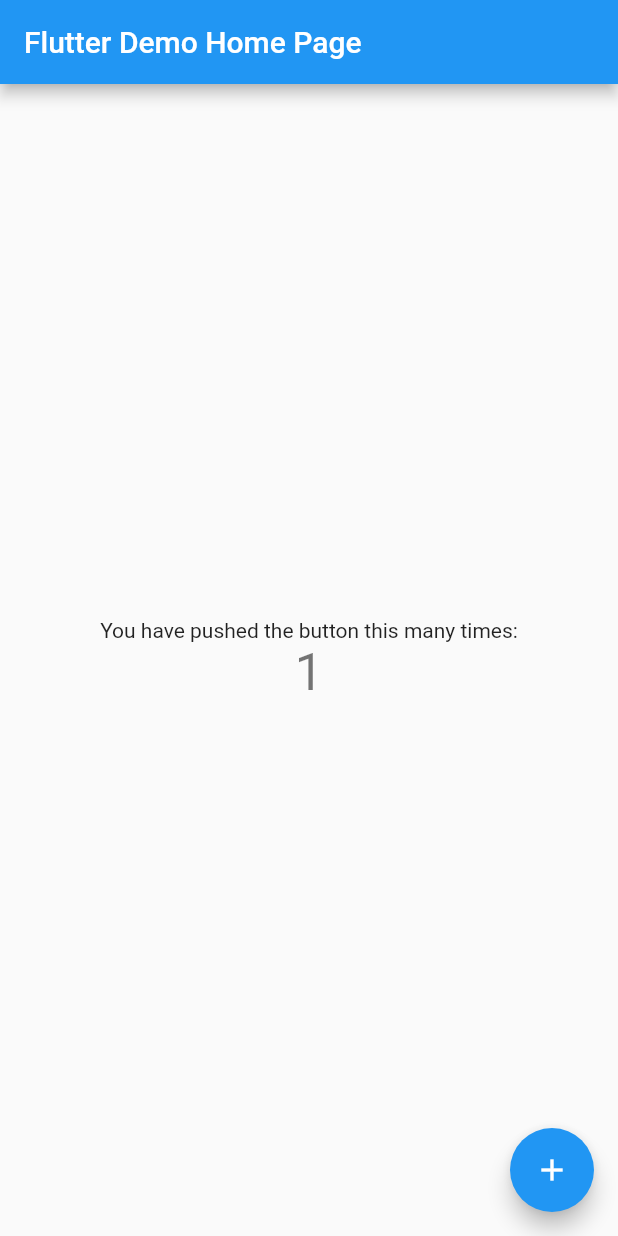
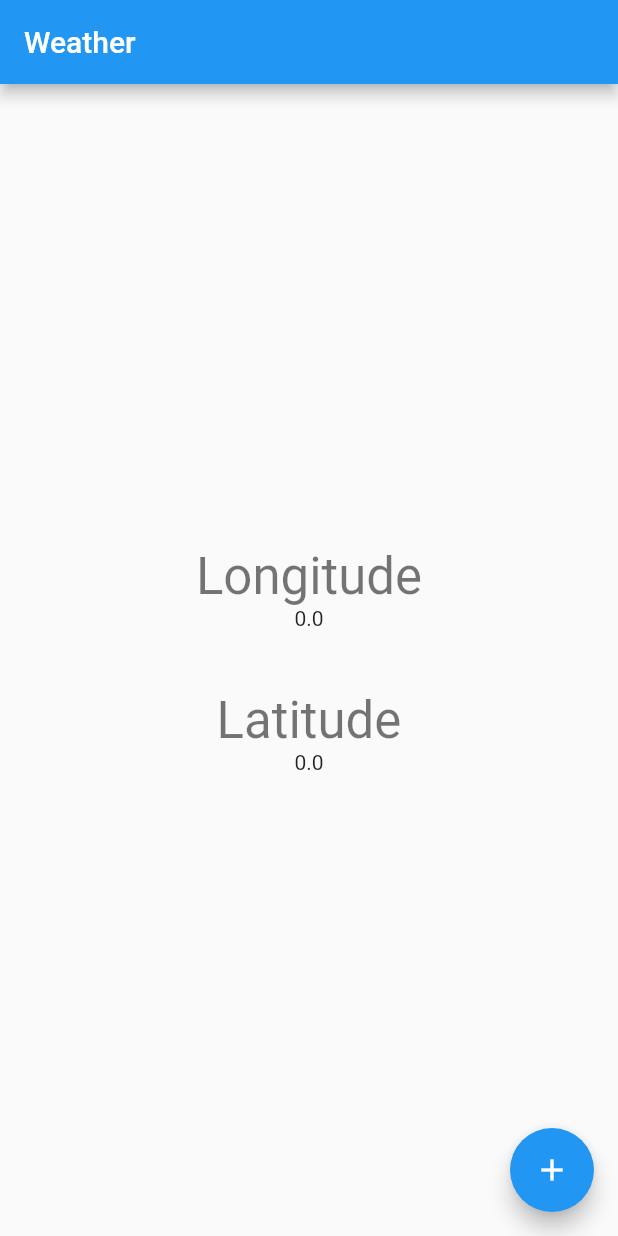
Before and after one commit to JSosna/weather, a Flutter app: the screen it shows after launch, after a tap on the "add" icon, on a phone screen of 412 x 824 dp. Run offline on Flutter 3.47's test engine with Material 2 defaults, Android fonts, the phone set to English and light mode, and no system bars; our stand-ins replace location.

Commit message:
Find longitude and latitude using location package

```diff
--- a/lib/main.dart
+++ b/lib/main.dart
@@ -1,43 +1,26 @@
 import 'package:flutter/material.dart';
+import 'package:location/location.dart';
 
 void main() {
   runApp(MyApp());
 }
 
 class MyApp extends StatelessWidget {
-  // This widget is the root of your application.
   @override
   Widget build(BuildContext context) {
     return MaterialApp(
-      title: 'Flutter Demo',
+      debugShowCheckedModeBanner: false,
+      title: 'Weather',
       theme: ThemeData(
-        // This is the theme of your application.
-        //
-        // Try running your application with "flutter run". You'll see the
-        // application has a blue toolbar. Then, without quitting the app, try
-        // changing the primarySwatch below to Colors.green and then invoke
-        // "hot reload" (press "r" in the console where you ran "flutter run",
-        // or simply save your changes to "hot reload" in a Flutter IDE).
-        // Notice that the counter didn't reset back to zero; the application
-        // is not restarted.
         primarySwatch: Colors.blue,
       ),
-      home: MyHomePage(title: 'Flutter Demo Home Page'),
+      home: MyHomePage(title: 'Weather'),
     );
   }
 }
 
 class MyHomePage extends StatefulWidget {
   MyHomePage({Key key, this.title}) : super(key: key);
-
-  // This widget is the home page of your application. It is stateful, meaning
-  // that it has a State object (defined below) that contains fields that affect
-  // how it looks.
-
-  // This class is the configuration for the state. It holds the values (in this
-  // case the title) provided by the parent (in this case the App widget) and
-  // used by the build method of the State. Fields in a Widget subclass are
-  // always marked "final".
 
   final String title;
 
@@ -46,68 +29,74 @@ class MyHomePage extends StatefulWidget {
 }
 
 class _MyHomePageState extends State<MyHomePage> {
-  int _counter = 0;
+  double _longitude = 0;
+  double _latitude = 0;
 
-  void _incrementCounter() {
+  void _getLocation() async {
+    Location location = new Location();
+
+    bool _serviceEnabled;
+    PermissionStatus _permissionGranted;
+    LocationData _locationData;
+
+    _serviceEnabled = await location.serviceEnabled();
+    if (!_serviceEnabled) {
+      _serviceEnabled = await location.requestService();
+      if (!_serviceEnabled) {
+        return;
+      }
+    }
+
+    _permissionGranted = await location.hasPermission();
+    if (_permissionGranted == PermissionStatus.denied) {
+      _permissionGranted = await location.requestPermission();
+      if (_permissionGranted != PermissionStatus.granted) {
+        return;
+      }
+    }
+
+    _locationData = await location.getLocation();
+
     setState(() {
-      // This call to setState tells the Flutter framework that something has
-      // changed in this State, which causes it to rerun the build method below
-      // so that the display can reflect the updated values. If we changed
-      // _counter without calling setState(), then the build method would not be
-      // called again, and so nothing would appear to happen.
-      _counter++;
+      _longitude = _locationData.longitude;
+      _latitude = _locationData.latitude;
     });
+
   }
 
   @override
   Widget build(BuildContext context) {
-    // This method is rerun every time setState is called, for instance as done
-    // by the _incrementCounter method above.
-    //
-    // The Flutter framework has been optimized to make rerunning build methods
-    // fast, so that you can just rebuild anything that needs updating rather
-    // than having to individually change instances of widgets.
     return Scaffold(
       appBar: AppBar(
-        // Here we take the value from the MyHomePage object that was created by
-        // the App.build method, and use it to set our appbar title.
         title: Text(widget.title),
       ),
       body: Center(
-        // Center is a layout widget. It takes a single child and positions it
-        // in the middle of the parent.
         child: Column(
-          // Column is also a layout widget. It takes a list of children and
-          // arranges them vertically. By default, it sizes itself to fit its
-          // children horizontally, and tries to be as tall as its parent.
-          //
-          // Invoke "debug painting" (press "p" in the console, choose the
-          // "Toggle Debug Paint" action from the Flutter Inspector in Android
-          // Studio, or the "Toggle Debug Paint" command in Visual Studio Code)
-          // to see the wireframe for each widget.
-          //
-          // Column has various properties to control how it sizes itself and
-          // how it positions its children. Here we use mainAxisAlignment to
-          // center the children vertically; the main axis here is the vertical
-          // axis because Columns are vertical (the cross axis would be
-          // horizontal).
           mainAxisAlignment: MainAxisAlignment.center,
           children: <Widget>[
             Text(
-              'You have pushed the button this many times:',
+              "Longitude",
+              style: Theme.of(context).textTheme.headline4,
             ),
             Text(
-              '$_counter',
+              "$_longitude",
+            ),
+            SizedBox(height: 40),
+            Text(
+              "Latitude",
               style: Theme.of(context).textTheme.headline4,
+            ),
+            Text(
+              "$_latitude",
             ),
           ],
         ),
       ),
       floatingActionButton: FloatingActionButton(
-        onPressed: _incrementCounter,
+        onPressed: _getLocation,
         tooltip: 'Increment',
         child: Icon(Icons.add),
-      ), // This trailing comma makes auto-formatting nicer for build methods.
+      ),
     );
   }
 }
```
Also changed, not shown: pubspec.yaml (+3 -54 lines), pubspec.lock, 8 other files.
